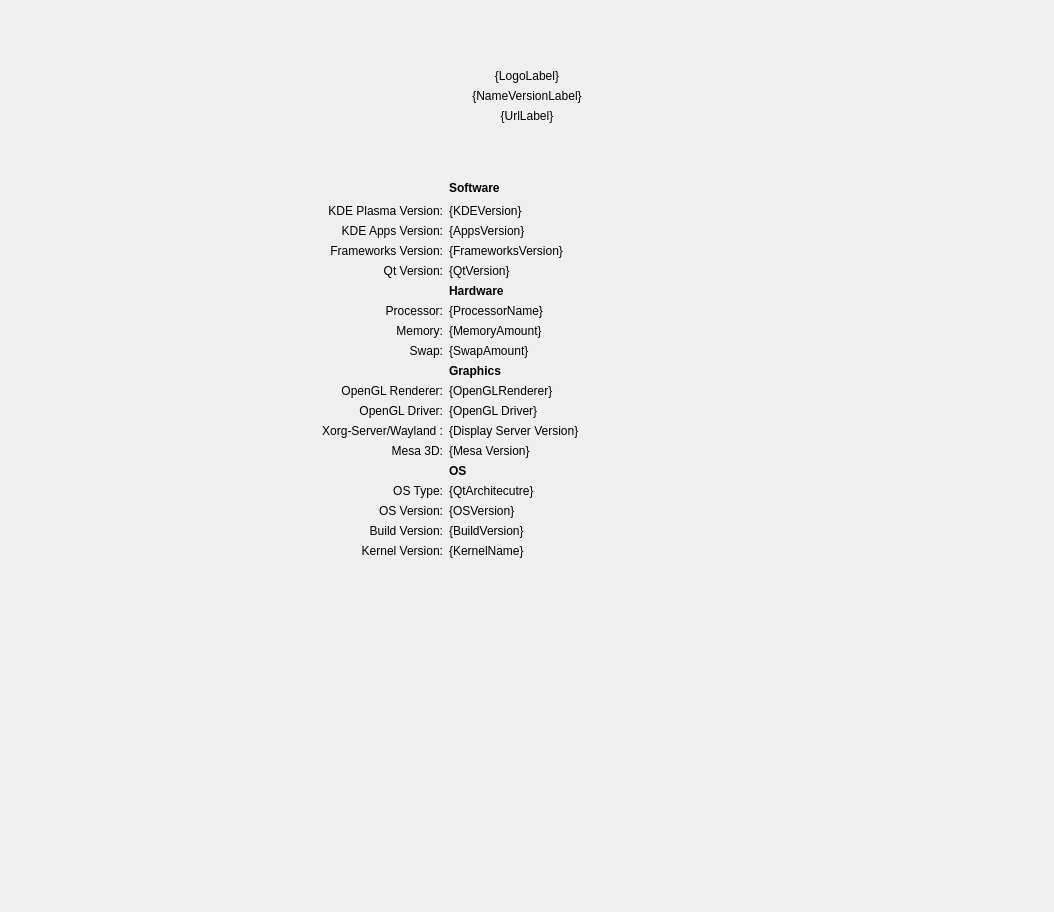
First picture: the form in src/Module.ui, repository ds9-extras/kcm-about-extended, before the edit.
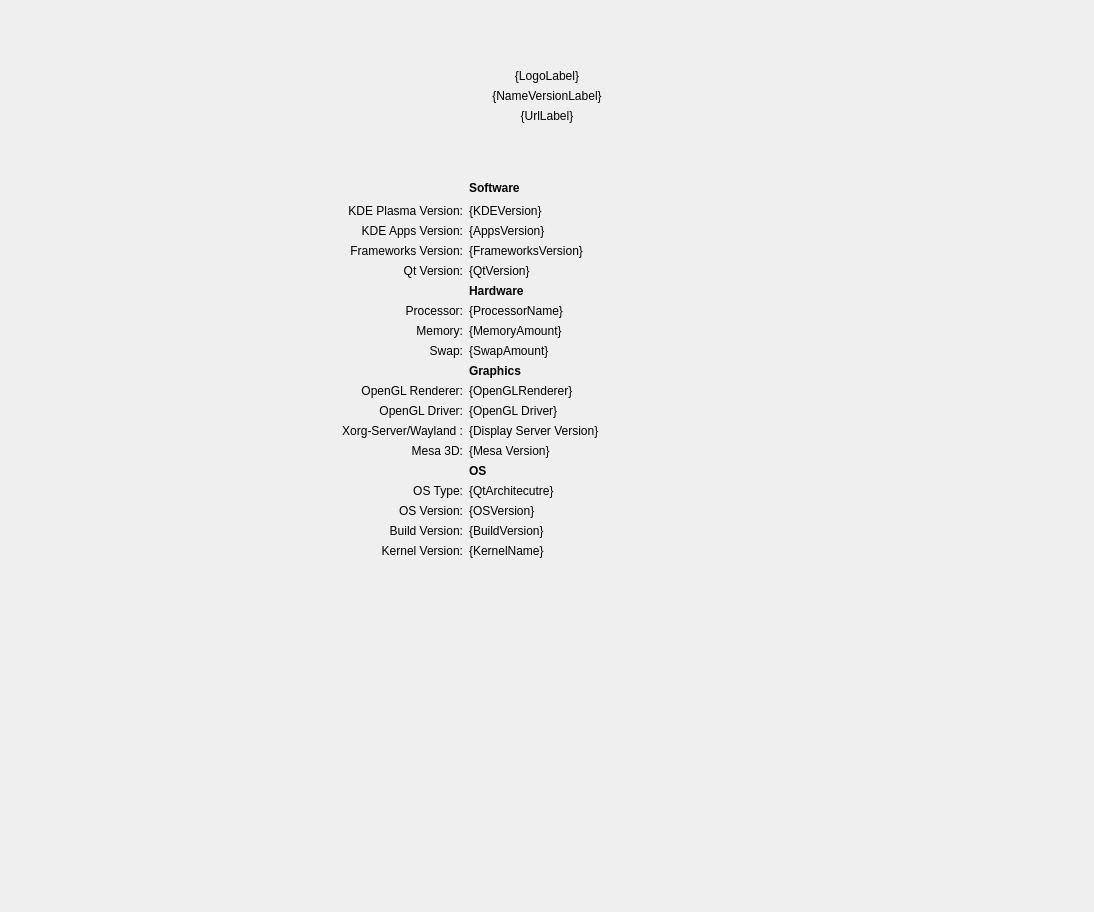
Second picture: the form after the edit.

```diff
--- a/src/Module.ui
+++ b/src/Module.ui
@@ -6,7 +6,7 @@
    <rect>
     <x>0</x>
     <y>0</y>
-    <width>1054</width>
+    <width>1094</width>
     <height>912</height>
    </rect>
   </property>
```
